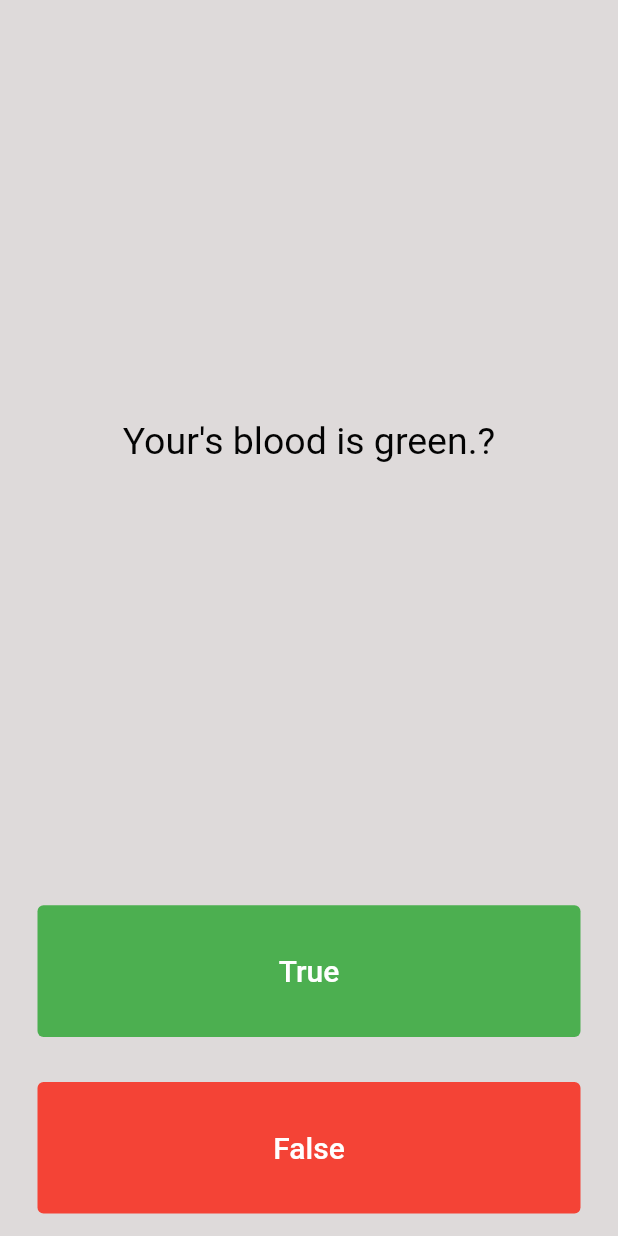
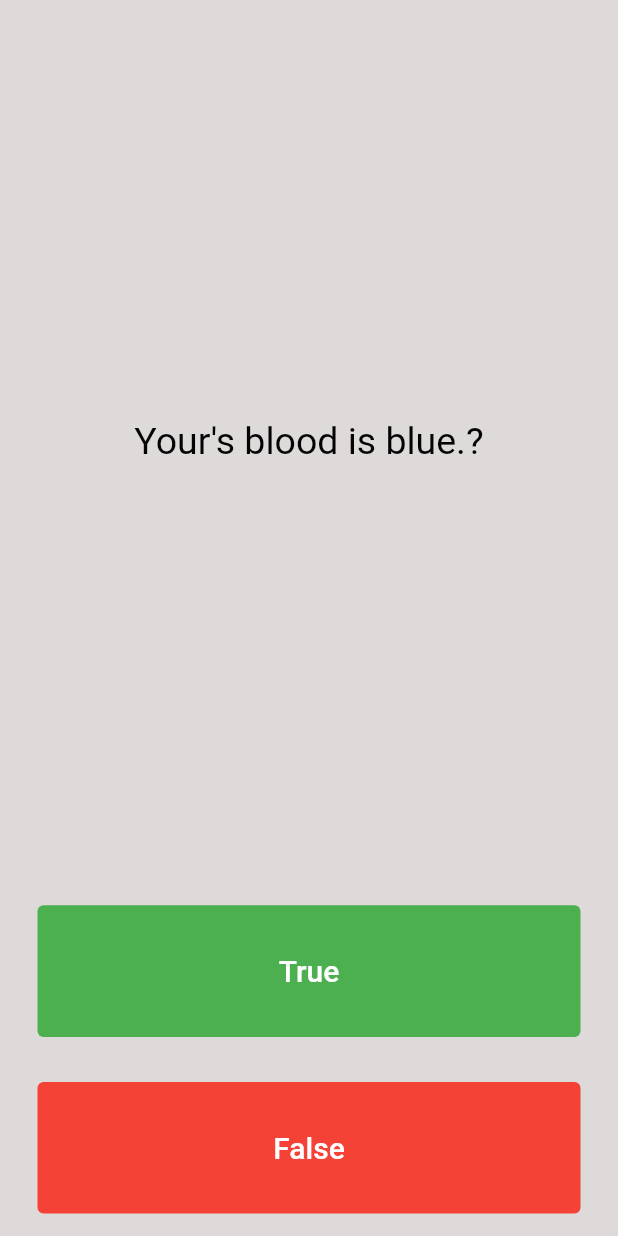
Before and after one commit to joyelmk/myquizzlergh, a Flutter app: the screen it shows after launch, after a tap on "True", after a tap on "False", on a phone screen of 412 x 824 dp. Run offline on Flutter 3.47's test engine with Material 2 defaults, Android fonts, the phone set to English and light mode, and no system bars.

```diff
--- a/lib/main.dart
+++ b/lib/main.dart
@@ -29,7 +29,7 @@ class _QuizPageState extends State<QuizPage> {
   List<String> questions = [
     'Are you Human.?',
     'You dont have Brin.?',
-    'Your\'s blood is green.?',
+    'Your\'s blood is blue.?',
   ];
   List<bool> answer = [
     true,
```
